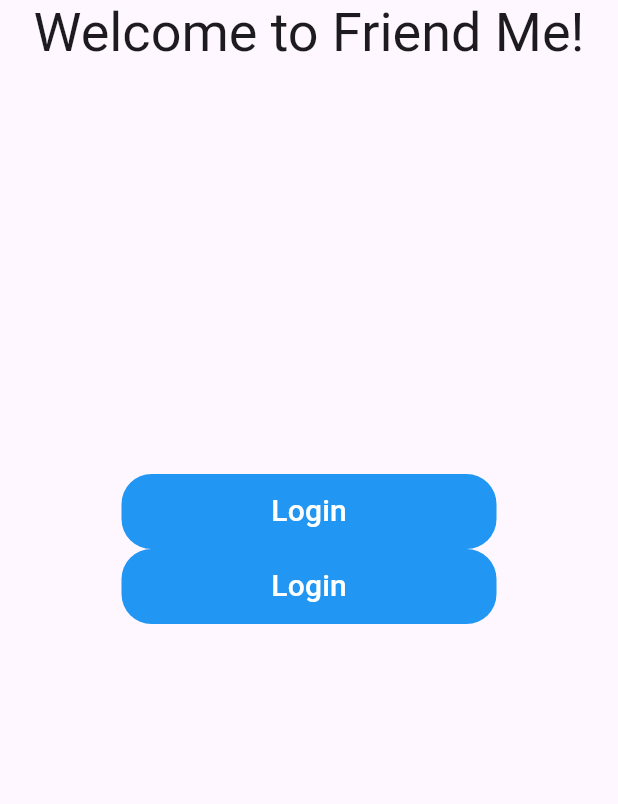
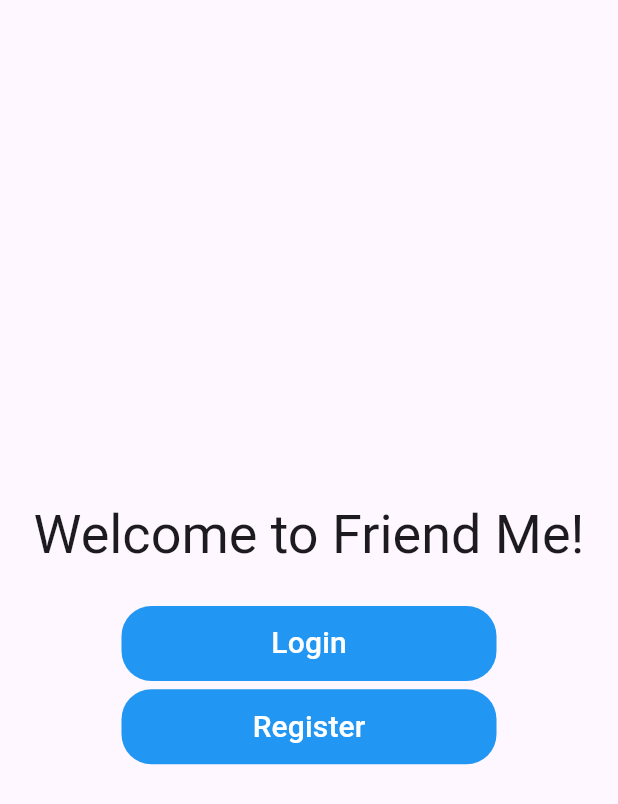
Before and after one commit to awroda596/Friend-Me, a Flutter app: the screen it shows after launch, on a phone screen of 412 x 824 dp. Shown: the top 804 px of the screen. Run offline on Flutter 3.47's test engine with Material 3 defaults, Android fonts, the phone set to English and light mode, and no system bars; our stand-ins replace firebase_auth, firebase_core, image_picker, shared_preferences; missing offline and left inert: firebase_ui_auth, kalender; accounts and stored records are empty.

Commit message:
Landing Page

```diff
--- a/friend_me/lib/auth/landing_page.dart
+++ b/friend_me/lib/auth/landing_page.dart
@@ -10,16 +10,17 @@ class LandingPage extends StatelessWidget {
     return Scaffold(
       body: Center(
         child: Column(
-          EdgeInsets:10
-          crossAxisAlignment: CrossAxisAlignment.center,
-          mainAxisAlignment: MainAxisAlignment.start,
+          mainAxisAlignment: MainAxisAlignment.center,
           children: [
-            Text(
+            Container(
+              margin: const EdgeInsets.all(20.0),
+            child: Text(
                 'Welcome to Friend Me!',
                 style: Theme.of(context).textTheme.displaySmall,
             ),
-            Spacer(flex: 2),
+            ),
             Container(
+              margin: const EdgeInsets.all(5.5),
               height: 50,
               width: 250,
               decoration: BoxDecoration(
@@ -42,12 +43,11 @@ class LandingPage extends StatelessWidget {
                 onPressed:
                   function1,
                 child: Text(
-                  'Login',
+                  'Register',
                   style: TextStyle(color: Colors.white, fontSize: 20),
                 ),
               ),
             ),
-            Spacer(flex: 3),
           ],
         ),
       ),
```
Also changed, not shown: friend_me/lib/auth/Login.dart (added), friend_me/lib/auth/Register.dart (added), friend_me/lib/auth/sign_in.dart (deleted), friend_me/lib/auth/sign_up.dart (deleted).
